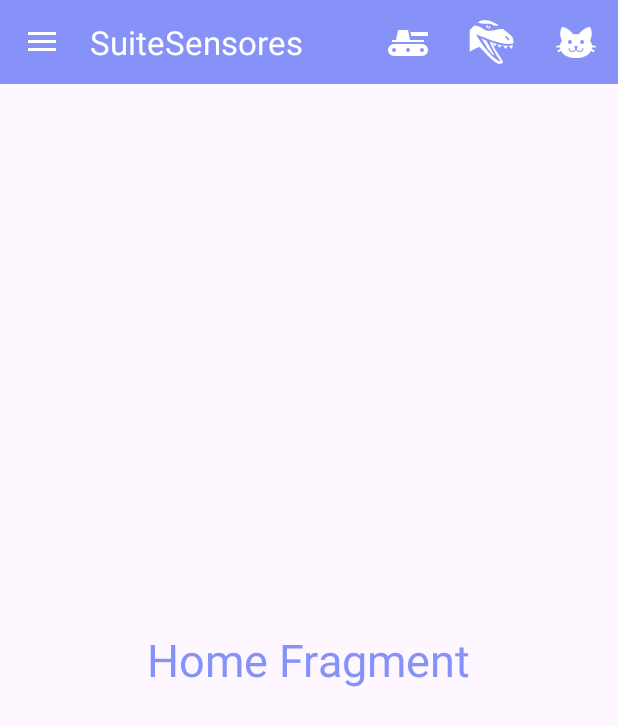
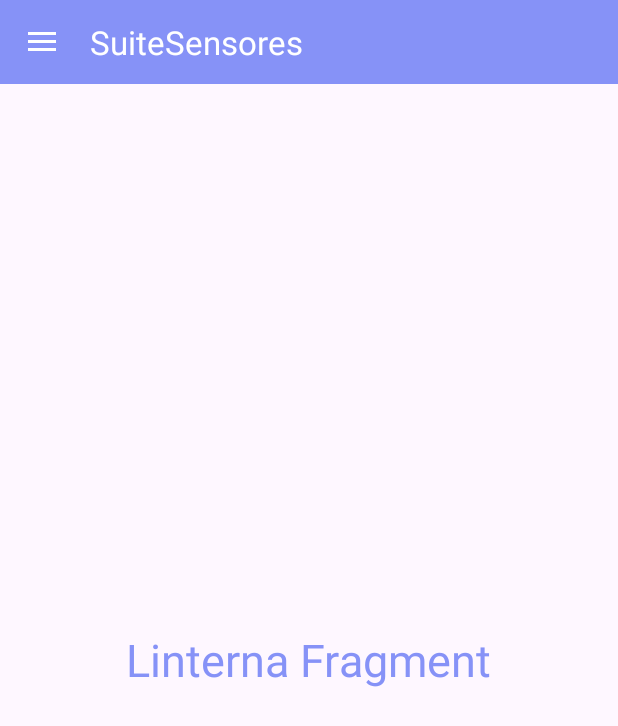
Before and after one commit to Gabriel-R-L/Suite_Sensores_Multimedia, an Android app: the screen it shows after launch (MainActivity before the commit, Linterna after it), in the side drawer, after a tap on "Luminosidad", on a phone screen of 412 x 824 dp. Shown: the top 726 px of the screen. Run offline under Robolectric (Android 15) with nearby library versions, the light colour scheme and no system bars.

Commit message:
prueba de actividad linterna(exito)

```diff
--- a/app/src/main/AndroidManifest.xml
+++ b/app/src/main/AndroidManifest.xml
@@ -13,6 +13,9 @@
         android:theme="@style/Theme.SuiteSensores"
         tools:targetApi="31">
         <activity
+            android:name=".main.Linterna"
+            android:exported="false" />
+        <activity
             android:name=".main.MainActivity"
             android:exported="true">
             <intent-filter>
--- /dev/null
+++ b/app/src/main/java/com/suitejvg/suitesensores/main/Linterna.java
@@ -0,0 +1,58 @@
+package com.suitejvg.suitesensores.main;
+
+import androidx.annotation.NonNull;
+import androidx.appcompat.app.ActionBarDrawerToggle;
+import androidx.appcompat.app.AppCompatActivity;
+import androidx.appcompat.widget.Toolbar;
+import androidx.drawerlayout.widget.DrawerLayout;
+
+import android.os.Bundle;
+import android.view.MenuItem;
+import android.widget.Toast;
+
+import com.google.android.material.navigation.NavigationView;
+import com.suitejvg.suitesensores.R;
+import com.suitejvg.suitesensores.utils.HomeFragmen;
+import com.suitejvg.suitesensores.utils.LinternaFragment;
+
+public class Linterna extends AppCompatActivity implements NavigationView.OnNavigationItemSelectedListener {
+
+    private DrawerLayout drawerLayout;
+    @Override
+    protected void onCreate(Bundle savedInstanceState) {
+        super.onCreate(savedInstanceState);
+        setContentView(R.layout.activity_linterna);
+
+//        * menu de la toolbar
+        Toolbar toolbar = findViewById(R.id.toolbar);
+        setSupportActionBar(toolbar);
+
+//        * menu hamburguesa e iniciar event listener
+        drawerLayout = findViewById(R.id.drawer_layout1);
+        NavigationView navigationView = findViewById(R.id.nav_view1);
+        navigationView.setNavigationItemSelectedListener(this);
+
+//        * cargar el menu
+        navigationView.inflateMenu(R.menu.nav_menu_dele);
+
+//        * cargar el header
+        navigationView.inflateHeaderView(R.layout.nav_header_dele);
+
+//        * crear el menu hamburguesa
+        ActionBarDrawerToggle toggle = new ActionBarDrawerToggle(this, drawerLayout, toolbar, R.string.open_nav,
+                R.string.close_nav);
+        drawerLayout.addDrawerListener(toggle);
+        toggle.syncState();
+
+//        * abrir el fragmento home al iniciar la app
+        //if (savedInstanceState == null) {
+            getSupportFragmentManager().beginTransaction().replace(R.id.fragment_container1, new LinternaFragment()).commit();
+            navigationView.setCheckedItem(R.id.nav_home);
+        //}
+    }
+
+    @Override
+    public boolean onNavigationItemSelected(@NonNull MenuItem item) {
+        return false;
+    }
+}
--- a/app/src/main/java/com/suitejvg/suitesensores/main/MainActivity.java
+++ b/app/src/main/java/com/suitejvg/suitesensores/main/MainActivity.java
@@ -7,6 +7,7 @@ import androidx.appcompat.widget.Toolbar;
 import androidx.core.view.GravityCompat;
 import androidx.drawerlayout.widget.DrawerLayout;
 
+import android.content.Intent;
 import android.os.Bundle;
 import android.view.Menu;
 import android.view.MenuItem;
@@ -102,10 +103,10 @@ public class MainActivity extends AppCompatActivity implements NavigationView.On
 
         } else if (item.getItemId()==R.id.nav_temper) {
             Toast.makeText(this, "Temperatura*", Toast.LENGTH_SHORT).show();
-
         } else if (item.getItemId()==R.id.nav_luminosidad) {
             Toast.makeText(this, "Luminosidad*", Toast.LENGTH_SHORT).show();
-
+            Intent linterna = new Intent(this, Linterna.class);
+            startActivity(linterna);
         } else if (item.getItemId()==R.id.nav_proximidad) {
             Toast.makeText(this, "Proximidad*", Toast.LENGTH_SHORT).show();
 
--- /dev/null
+++ b/app/src/main/java/com/suitejvg/suitesensores/utils/LinternaFragment.java
@@ -0,0 +1,20 @@
+package com.suitejvg.suitesensores.utils;
+
+import android.os.Bundle;
+import android.view.LayoutInflater;
+import android.view.View;
+import android.view.ViewGroup;
+
+import androidx.fragment.app.Fragment;
+
+import com.suitejvg.suitesensores.R;
+
+
+public class LinternaFragment extends Fragment {
+    @Override
+    public View onCreateView(LayoutInflater inflater, ViewGroup container,
+                             Bundle savedInstanceState) {
+        // Inflate the layout for this fragment
+        return inflater.inflate(R.layout.fragment_linterna, container, false);
+    }
+}
--- /dev/null
+++ b/app/src/main/res/layout/activity_linterna.xml
@@ -0,0 +1,45 @@
+<?xml version="1.0" encoding="utf-8"?>
+<androidx.drawerlayout.widget.DrawerLayout
+    xmlns:android="http://schemas.android.com/apk/res/android"
+    xmlns:app="http://schemas.android.com/apk/res-auto"
+    xmlns:tools="http://schemas.android.com/tools"
+    android:layout_width="match_parent"
+    android:layout_height="match_parent"
+    android:id="@+id/drawer_layout1"
+    android:fitsSystemWindows="true"
+    tools:openDrawer="start"
+    tools:context="com.suitejvg.suitesensores.main.Linterna">
+
+    <LinearLayout
+        android:layout_width="match_parent"
+        android:layout_height="match_parent"
+        android:orientation="vertical">
+
+        <androidx.appcompat.widget.Toolbar
+            android:layout_width="match_parent"
+            android:layout_height="56dp"
+            android:id="@+id/toolbar"
+            android:elevation="4dp"
+            android:background="@color/lavender"
+            android:theme="@style/ThemeOverlay.AppCompat.Dark.ActionBar"
+            android:popupTheme="@style/ThemeOverlay.AppCompat.Light"/>
+
+        <FrameLayout
+            android:layout_width="match_parent"
+            android:layout_height="match_parent"
+            android:id="@+id/fragment_container1"/>
+
+    </LinearLayout>
+
+    <com.google.android.material.navigation.NavigationView
+        android:layout_width="wrap_content"
+        android:layout_height="match_parent"
+        android:id="@+id/nav_view1"
+        android:layout_gravity="start"
+        app:itemIconTint="@color/lavender"
+        app:itemTextColor="@color/lavender"/>
+    <!--        app:headerLayout="@layout/nav_header_vix"-->
+    <!--        app:menu="@menu/nav_menu"-->
+
+
+</androidx.drawerlayout.widget.DrawerLayout>
--- /dev/null
+++ b/app/src/main/res/layout/fragment_linterna.xml
@@ -0,0 +1,18 @@
+<?xml version="1.0" encoding="utf-8"?>
+<RelativeLayout
+    xmlns:android="http://schemas.android.com/apk/res/android"
+    xmlns:tools="http://schemas.android.com/tools"
+    android:layout_width="match_parent"
+    android:layout_height="match_parent"
+    tools:context="com.suitejvg.suitesensores.main.Linterna">
+
+    <!-- TODO: Update blank fragment layout -->
+    <TextView
+        android:layout_width="wrap_content"
+        android:layout_height="wrap_content"
+        android:layout_centerInParent="true"
+        android:text="Linterna Fragment"
+        android:textColor="@color/lavender"
+        android:textSize="30sp" />
+
+</RelativeLayout>
```
